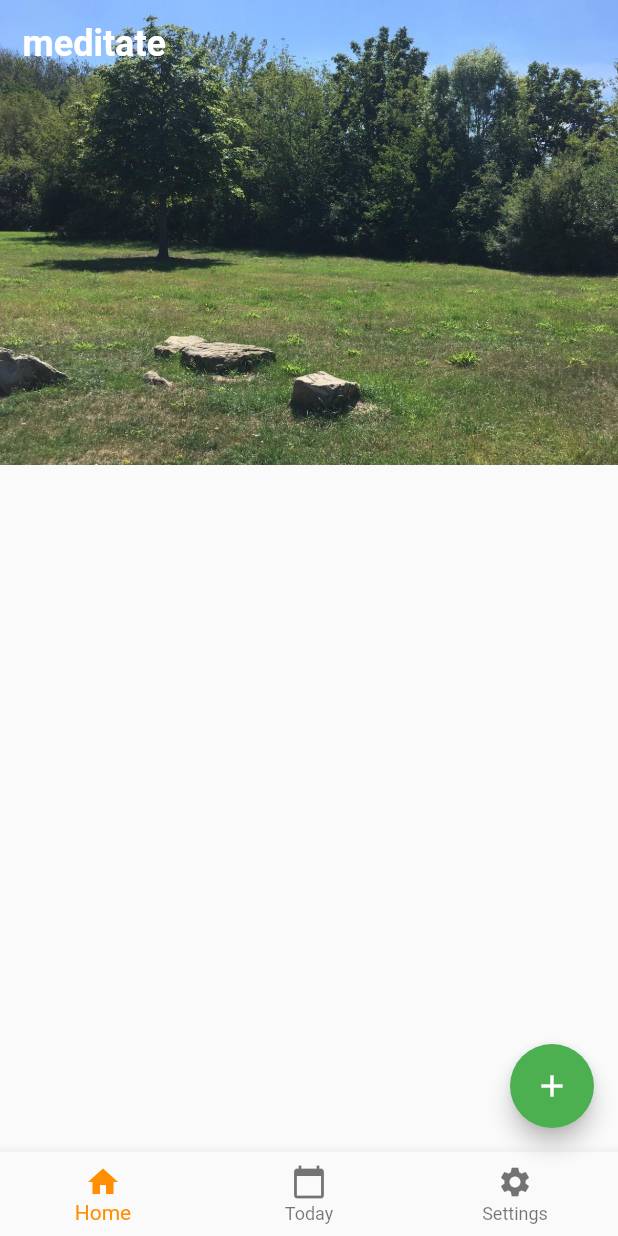
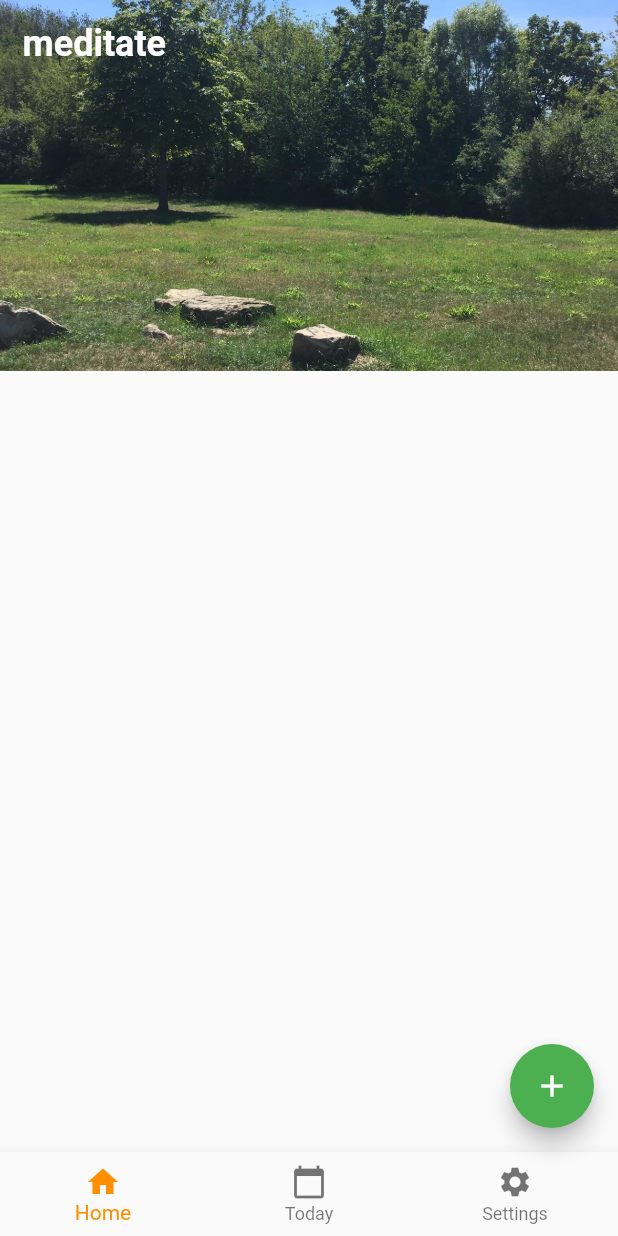
Before and after one commit to genakust/enjoy_app, a Flutter app: the MeditationScreen screen opened by its route, after a tap on "Meditation", on a phone screen of 412 x 824 dp. Run offline on Flutter 3.47's test engine with Material 2 defaults, Android fonts, the phone set to English and light mode, and no system bars.

Commit message:
simplify the main picture widget

```diff
--- a/lib/screens/home_page.dart
+++ b/lib/screens/home_page.dart
@@ -19,11 +19,10 @@ class _State extends State<HomePage> {
       body: Column(
         children: <Widget>[
           Container(
-            width: size.width,
-            height: size.height * 0.35,
             child: PictureWithText(
               caption: 'Hello',
               picturePfad: "assets/images/forest.png",
+              size: size,
             ),
           ),
           Expanded(
--- a/lib/screens/meditation_page.dart
+++ b/lib/screens/meditation_page.dart
@@ -18,6 +18,7 @@ class _MeditationScreenState extends State<MeditationScreen> {
           PictureWithText(
             caption: 'meditate',
             picturePfad: "assets/images/treewithstones.jpg",
+            size: size,
           ),
         ],
       ),
--- a/lib/widgets/picture_with_text.dart
+++ b/lib/widgets/picture_with_text.dart
@@ -3,35 +3,30 @@ import 'package:flutter/material.dart';
 class PictureWithText extends StatelessWidget {
   final String picturePfad;
   final String caption;
-
-  PictureWithText({this.picturePfad, this.caption});
+  final Size size;
+  PictureWithText({this.picturePfad, this.caption, this.size});
   @override
   Widget build(BuildContext context) {
     return Stack(
       children: <Widget>[
-        Container(
-          alignment: Alignment.center,
-          child: Expanded(
+        Expanded(
           child: Image.asset(
             picturePfad,
+            width: size.width,
+            height: size.height * 0.30,
             fit: BoxFit.cover,
-            ),
           ),
         ),
         Container(
           padding: EdgeInsets.all(15.0),
           alignment: Alignment.bottomLeft,
-          child: Row(
-            children: <Widget>[
-              Text(
+          child: Text(
             caption,
             style: TextStyle(
                 color: Colors.white,
                 fontWeight: FontWeight.bold,
                 fontSize: 24.0),
           ),
-            ],
-          ),
         ),
       ],
     );
```
Lines whose indentation alone changed are shown as unchanged.
